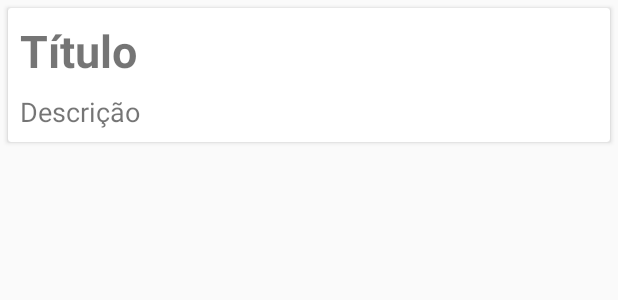
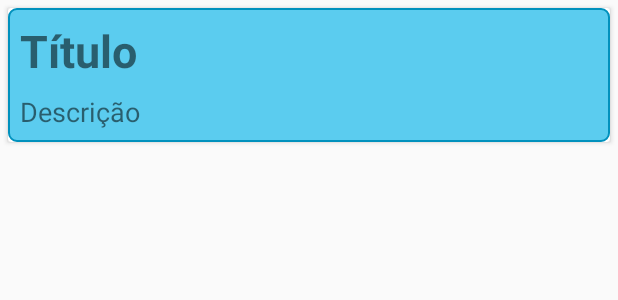
Before and after one commit to rdiego26/android-notes, an Android app: the layout note_item.xml on its own in the app's theme, with its tools: preview values and no code run, on a phone screen of 412 x 824 dp. Shown: the top 300 px of the screen. Run offline under Robolectric (Android 15) with nearby library versions, the phone set to English and light mode, and no system bars.

Commit message:
BORDER to all items

```diff
--- /dev/null
+++ b/app/src/main/res/drawable/list_card_view_body.xml
@@ -0,0 +1,14 @@
+<?xml version="1.0" encoding="utf-8"?>
+<selector xmlns:android="http://schemas.android.com/apk/res/android">
+    <item>
+        <layer-list>
+            <item>
+                <shape>
+                    <solid android:color="@color/colorPrimary"/>
+                    <corners android:radius="5dp" />
+                    <stroke android:width="1dp" android:color="@color/colorPrimaryDark" />
+                </shape>
+            </item>
+        </layer-list>
+    </item>
+</selector>
--- a/app/src/main/res/layout/note_item.xml
+++ b/app/src/main/res/layout/note_item.xml
@@ -9,7 +9,8 @@
 
     <androidx.constraintlayout.widget.ConstraintLayout
         android:layout_width="match_parent"
-        android:layout_height="match_parent">
+        android:layout_height="match_parent"
+        android:background="@drawable/list_card_view_body">
 
         <TextView
             android:id="@+id/note_item_title"
```
